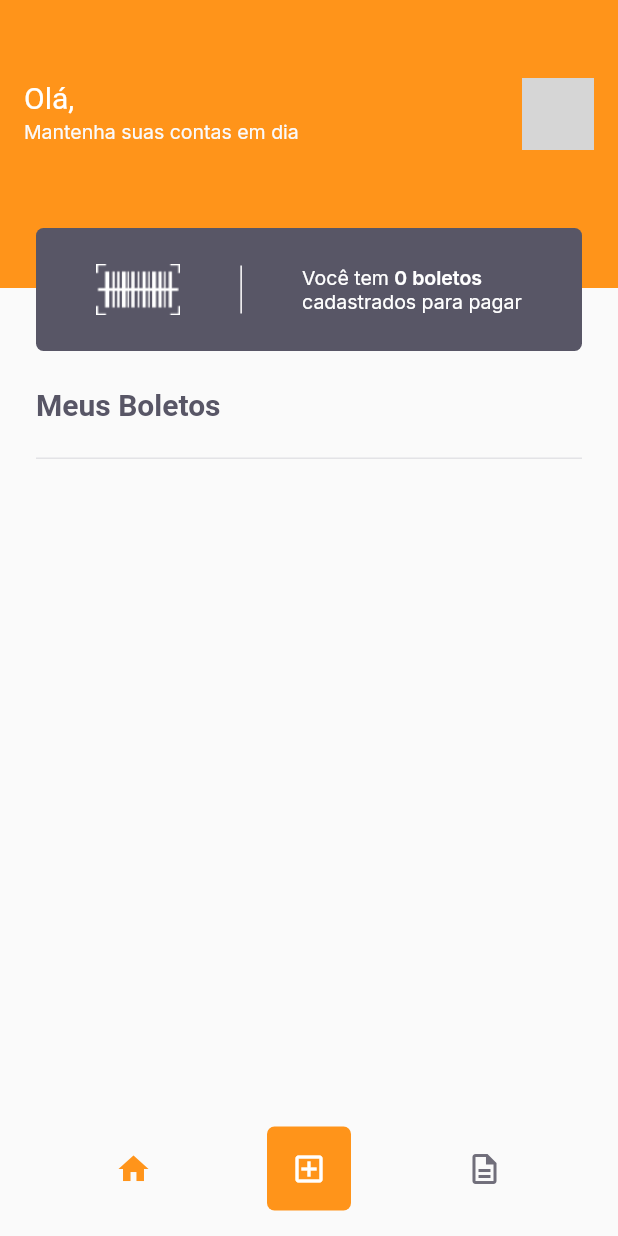
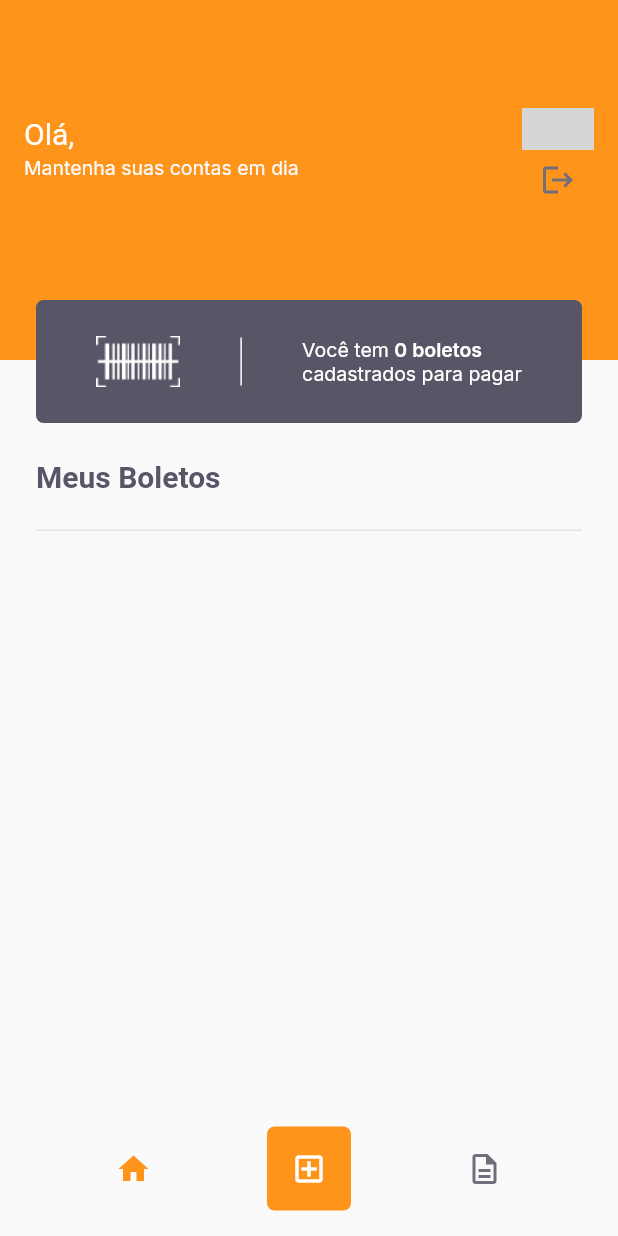
Before and after one commit to rubensguilardijr/payflow, a Flutter app: the HomePage screen opened directly with empty values, on a phone screen of 412 x 824 dp. Run offline on Flutter 3.47's test engine with Material 2 defaults, Android fonts, the phone set to English and light mode, and no system bars; our stand-ins replace camera, firebase_core, flutter_masked_text2, font_awesome_flutter, google_fonts, google_sign_in and 2 more; missing offline and left inert: animated_card, google_ml_kit; accounts and stored records are empty; network calls fail; grey boxes are pictures that could not be loaded.

Commit message:
Tests to make an logout

```diff
--- a/lib/modules/home/home_page.dart
+++ b/lib/modules/home/home_page.dart
@@ -3,6 +3,7 @@ import 'package:flutter/material.dart';
 import 'package:payflow/modules/extract/extract_page.dart';
 import 'package:payflow/modules/home/home_controller.dart';
 import 'package:payflow/modules/meus_boletos/meus_boletos_page.dart';
+import 'package:payflow/shared/auth/auth_controller.dart';
 import 'package:payflow/shared/models/user_model.dart';
 import 'package:payflow/shared/themes/app_colors.dart';
 import 'package:payflow/shared/themes/app_text_styles.dart';
@@ -20,14 +21,15 @@ class HomePage extends StatefulWidget {
 
 class _HomePageState extends State<HomePage> {
   final controller = HomeController();
+  final authController = AuthController();
 
   @override
   Widget build(BuildContext context) {
     return Scaffold(
       appBar: PreferredSize(
-        preferredSize: Size.fromHeight(152),
+        preferredSize: Size.fromHeight(200),
         child: Container(
-          height: 152,
+          height: 200,
           color: AppColors.primary,
           child: Center(
             child: ListTile(
@@ -38,14 +40,17 @@ class _HomePageState extends State<HomePage> {
                     children: [
                       TextSpan(
                           text: "${widget.user.name}",
-                          style: TextStyles.titleBoldBackground)
+                          style: TextStyles.titleBoldBackground),
                     ]),
               ),
               subtitle: Text(
                 "Mantenha suas contas em dia",
                 style: TextStyles.captionShape,
               ),
-              trailing: Container(
+              trailing: Column(
+                children: [
+                  Expanded(
+                    child: Container(
                         height: 48,
                         width: 48,
                         decoration: BoxDecoration(
@@ -53,6 +58,20 @@ class _HomePageState extends State<HomePage> {
                             borderRadius: BorderRadius.circular(5),
                             image: DecorationImage(
                                 image: NetworkImage(widget.user.photoURL!)))),
+                  ),
+                  Expanded(
+                    child: IconButton(
+                        onPressed: () {
+                          authController.logOutUser(context);
+                          setState(() {});
+                        },
+                        icon: Icon(Icons.logout,
+                            color: controller.currentPage == 1
+                                ? AppColors.primary
+                                : AppColors.body)),
+                  )
+                ],
+              ),
             ),
           ),
         ),
@@ -99,6 +118,7 @@ class _HomePageState extends State<HomePage> {
             IconButton(
                 onPressed: () {
                   controller.setPage(1);
+                  authController.logOutUser(context);
                   setState(() {});
                 },
                 icon: Icon(Icons.description_outlined,
--- a/lib/shared/auth/auth_controller.dart
+++ b/lib/shared/auth/auth_controller.dart
@@ -15,6 +15,12 @@ class AuthController {
     } else {
       Navigator.pushReplacementNamed(context, "/login");
     }
+  }
+
+  void logOutUser(BuildContext context) async {
+    SharedPreferences preferences = await SharedPreferences.getInstance();
+    await preferences.clear();
+    setUser(context, null);
   }
 
   Future<void> saveUser(UserModel user) async {
```
Lines whose indentation alone changed are shown as unchanged.
